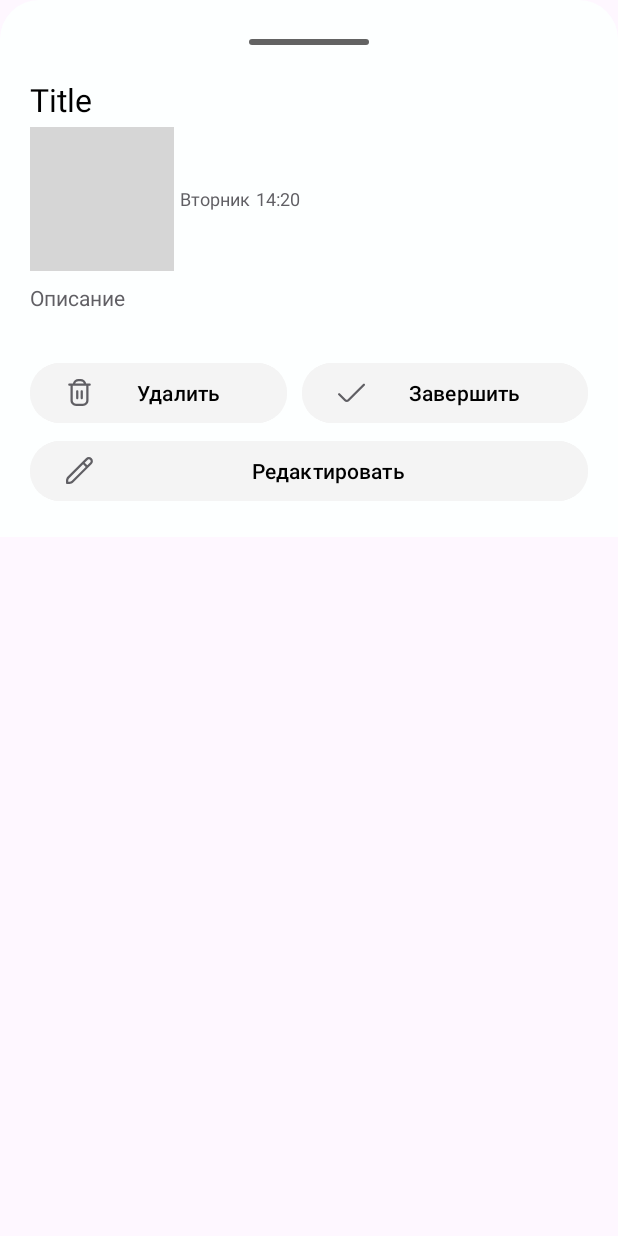
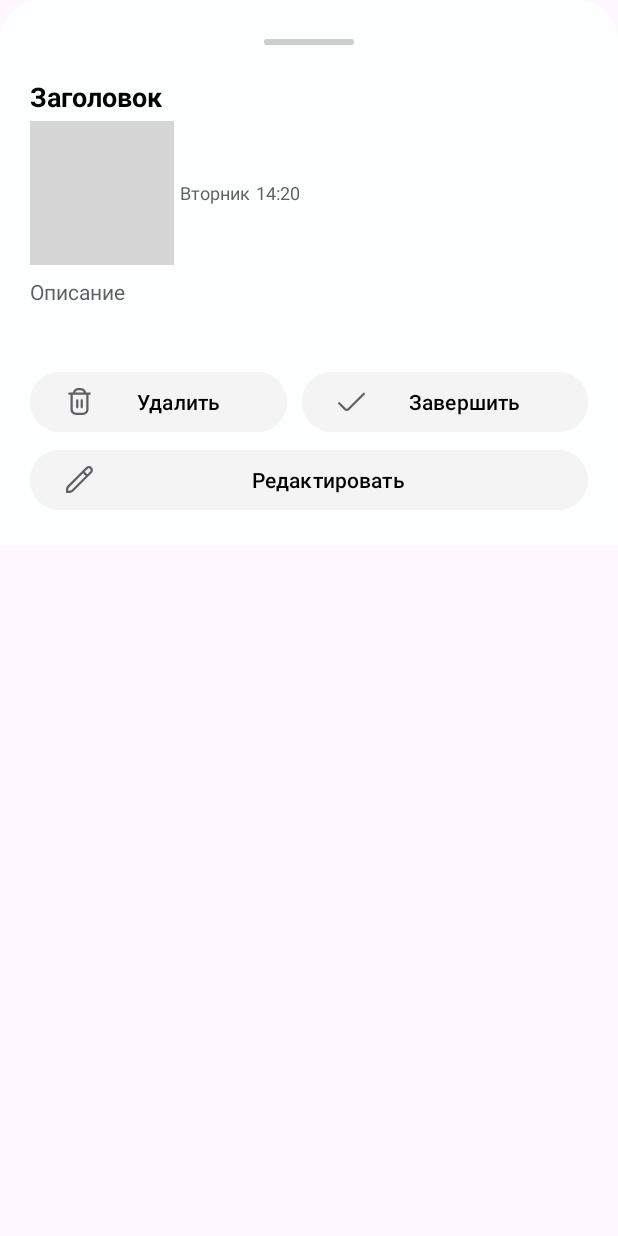
Before and after one commit to HutsonR/DiaryPlannerCourse, an Android app: the layout fragment_schedule_item_bottom_sheet.xml on its own in the app's theme, with its tools: preview values and no code run, on a phone screen of 412 x 824 dp. Run offline under Robolectric (Android 15) with nearby library versions, the phone set to English and light mode, and no system bars; grey boxes are pictures that could not be loaded.

Commit message:
- change design bottomSheet - add set up day of week in bottomSheet

```diff
--- a/app/src/main/res/layout/fragment_schedule_item_bottom_sheet.xml
+++ b/app/src/main/res/layout/fragment_schedule_item_bottom_sheet.xml
@@ -17,7 +17,7 @@
         android:orientation="horizontal">
         <View
             android:id="@+id/divider"
-            android:layout_width="80dp"
+            android:layout_width="60dp"
             android:layout_height="4dp"
             android:background="@drawable/bottom_sheet_divider" />
     </LinearLayout>
@@ -27,9 +27,10 @@
         android:layout_width="wrap_content"
         android:layout_weight="1"
         android:layout_height="wrap_content"
-        android:text="Title"
+        android:text="Заголовок"
         android:textColor="@color/black"
-        android:textSize="21sp"/>
+        android:textStyle="bold"
+        android:textSize="18sp"/>
 
     <LinearLayout
         android:id="@+id/timeLayout"
@@ -73,7 +74,7 @@
         android:layout_width="match_parent"
         android:layout_height="match_parent"
         android:orientation="vertical"
-        android:layout_marginTop="30dp">
+        android:layout_marginTop="40dp">
         <LinearLayout
             android:layout_width="match_parent"
             android:layout_height="wrap_content"
--- a/app/src/main/res/values/colors.xml
+++ b/app/src/main/res/values/colors.xml
@@ -19,7 +19,7 @@
     <color name="bgBorderDialog">#E8E8E8</color>
 
     <color name="bottom_sheet_button_background">#F4F4F4</color>
-    <color name="bottom_sheet_divider">#636363</color>
+    <color name="bottom_sheet_divider">#CDCDCD</color>
 
     <color name="blue">#BAEEFF</color>
     <color name="green">#BAFFD6</color>
```
Also changed, not shown: app/src/main/java/com/example/diarycourse/features/dialogs/ScheduleItemBottomSheetFragment.kt (+35 -15 lines).
